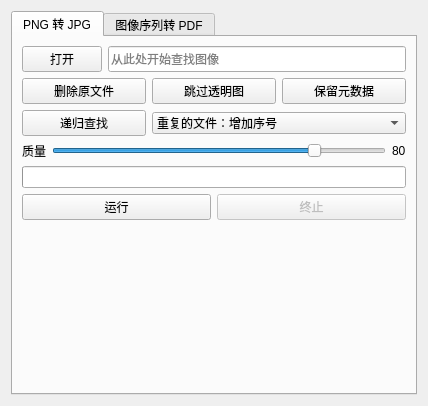
Above: pages/converters/page.ui from KirariSpark/JABORT before the change. Below: the same form after it.
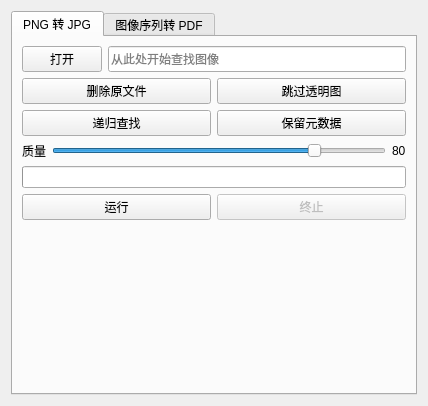
That is the form after the change.

Commit message:
重构：统一的文件保存类
详见 refactor/file_saver

```diff
--- a/pages/converters/page.ui
+++ b/pages/converters/page.ui
@@ -75,16 +75,6 @@
            </property>
           </widget>
          </item>
-         <item row="0" column="2">
-          <widget class="QPushButton" name="PNG2JPGPreverveMeta">
-           <property name="text">
-            <string>保留元数据</string>
-           </property>
-           <property name="checkable">
-            <bool>true</bool>
-           </property>
-          </widget>
-         </item>
          <item row="0" column="1">
           <widget class="QPushButton" name="PNG2JPGSkipAlpha">
            <property name="text">
@@ -105,29 +95,14 @@
            </property>
           </widget>
          </item>
-         <item row="1" column="1" colspan="2">
-          <widget class="QComboBox" name="PNG2JPGDedup">
-           <property name="currentIndex">
-            <number>2</number>
+         <item row="1" column="1">
+          <widget class="QPushButton" name="PNG2JPGPreverveMeta">
+           <property name="text">
+            <string>保留元数据</string>
            </property>
-           <property name="placeholderText">
-            <string>重复的文件</string>
+           <property name="checkable">
+            <bool>true</bool>
            </property>
-           <item>
-            <property name="text">
-             <string>重复的文件：覆盖</string>
-            </property>
-           </item>
-           <item>
-            <property name="text">
-             <string>重复的文件：跳过</string>
-            </property>
-           </item>
-           <item>
-            <property name="text">
-             <string>重复的文件：增加序号</string>
-            </property>
-           </item>
           </widget>
          </item>
         </layout>
```
The commit also changes 27 other files.
